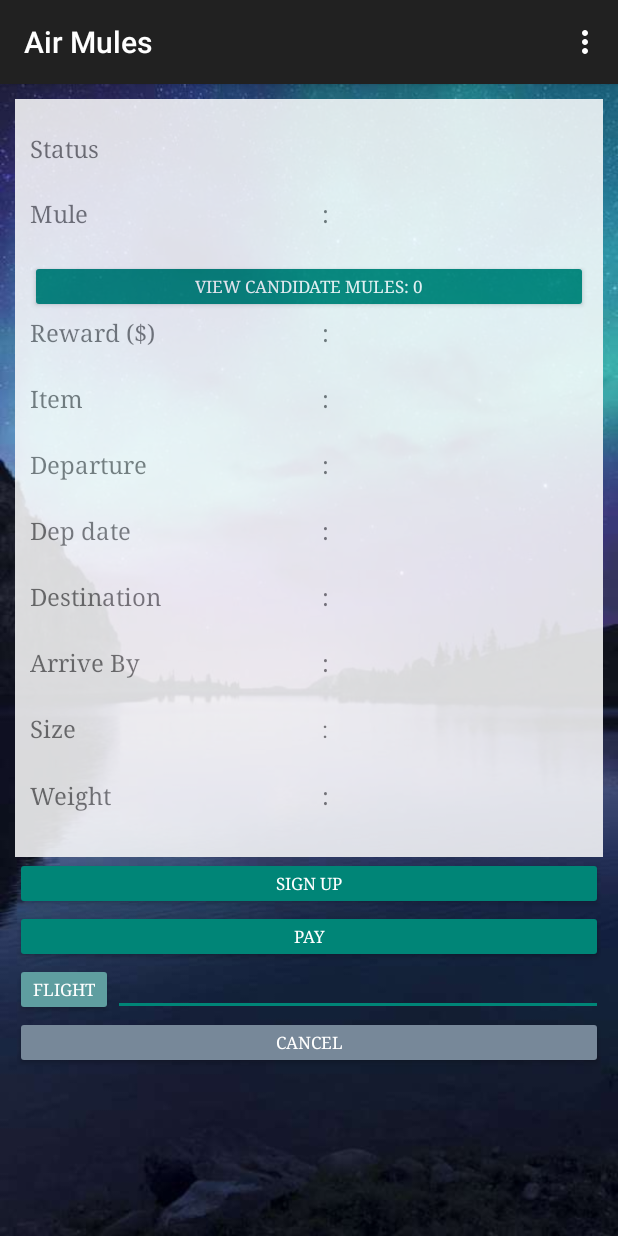
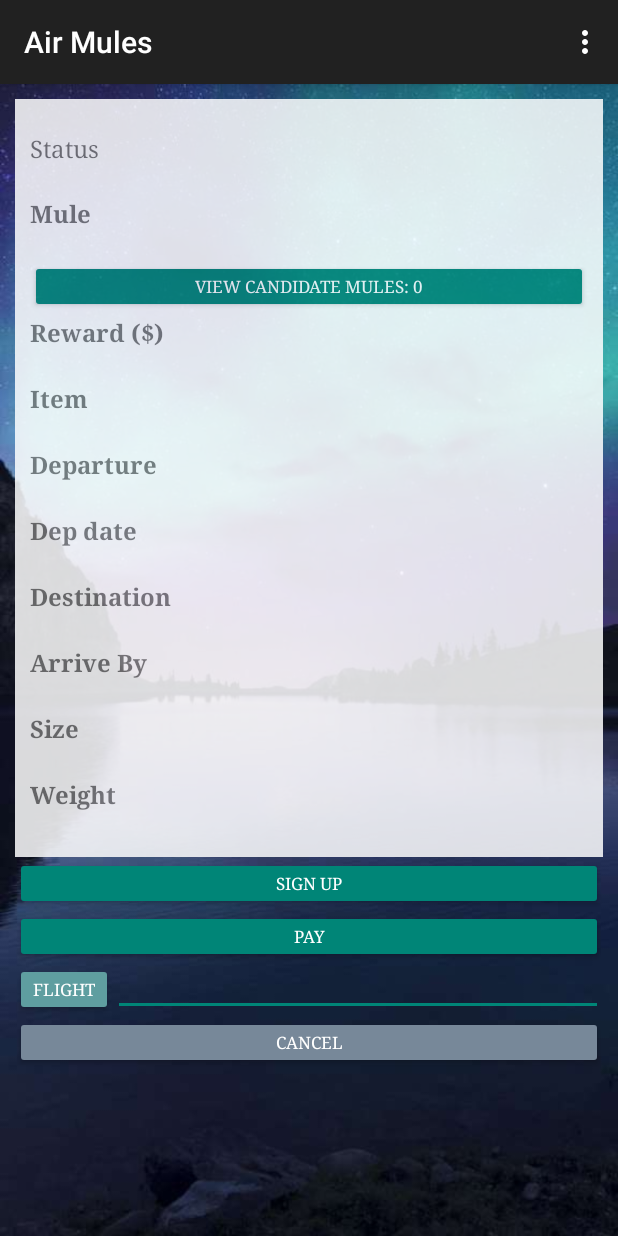
Before and after one commit to bruttozz/airmules-android-app, an Android app: the RequestDetailActivity screen opened directly, with no data from a screen before it, on a phone screen of 412 x 824 dp. Run offline under Robolectric (Android 15) with nearby library versions, the light colour scheme and no system bars; our stand-ins replace Firebase (no records; nobody signed in at launch, a user with empty details on screens opened directly); 2 statements that could not run were skipped.

Commit message:
Req detail activity: removed colons and fixed weights

```diff
--- a/app/src/main/res/layout/activity_request_detail.xml
+++ b/app/src/main/res/layout/activity_request_detail.xml
@@ -33,7 +33,7 @@
 
                 <TextView
                     android:id="@+id/txtStatus"
-                    android:layout_width="135dp"
+                    android:layout_width="wrap_content"
                     android:layout_height="wrap_content"
                     android:layout_marginTop="10dp"
                     android:fontFamily="serif"
@@ -51,25 +51,17 @@
 
                 <TextView
                     android:id="@+id/txtLabelMule"
-                    android:layout_width="wrap_content"
+                    android:layout_width="0dp"
                     android:layout_height="wrap_content"
                     android:layout_weight="1"
                     android:fontFamily="serif"
                     android:text="@string/mule_name"
-                    android:textSize="16sp" />
-
-                <TextView
-                    android:id="@+id/txtLabelMuleColon"
-                    android:layout_width="wrap_content"
-                    android:layout_height="wrap_content"
-                    android:layout_weight="1.9"
-                    android:fontFamily="serif"
-                    android:text="@string/colon"
-                    android:textSize="16sp" />
+                    android:textSize="16sp"
+                    android:textStyle="bold"/>
 
                 <TextView
                     android:id="@+id/txtViewMule"
-                    android:layout_width="wrap_content"
+                    android:layout_width="0dp"
                     android:layout_height="wrap_content"
                     android:layout_weight="1"
                     android:fontFamily="serif"
@@ -100,26 +92,18 @@
 
                 <TextView
                     android:id="@+id/txtLabelReward"
-                    android:layout_width="wrap_content"
+                    android:layout_width="0dp"
                     android:layout_height="wrap_content"
                     android:layout_alignParentStart="true"
                     android:layout_weight="1"
                     android:fontFamily="serif"
                     android:text="@string/reqReward"
-                    android:textSize="16sp" />
-
-                <TextView
-                    android:id="@+id/txtLabelRewardColon"
-                    android:layout_width="wrap_content"
-                    android:layout_height="match_parent"
-                    android:layout_weight="1.9"
-                    android:fontFamily="serif"
-                    android:text="@string/colon"
-                    android:textSize="16sp" />
+                    android:textSize="16sp"
+                    android:textStyle="bold"/>
 
                 <TextView
                     android:id="@+id/txtViewReward"
-                    android:layout_width="wrap_content"
+                    android:layout_width="0dp"
                     android:layout_height="wrap_content"
                     android:layout_weight="1"
                     android:fontFamily="serif"
@@ -136,25 +120,17 @@
 
                 <TextView
                     android:id="@+id/txtLabelItem"
-                    android:layout_width="wrap_content"
+                    android:layout_width="0dp"
                     android:layout_height="wrap_content"
                     android:layout_weight="1"
                     android:fontFamily="serif"
                     android:text="@string/txtItem"
-                    android:textSize="16sp" />
-
-                <TextView
-                    android:id="@+id/txtLabelItemColon"
-                    android:layout_width="wrap_content"
-                    android:layout_height="wrap_content"
-                    android:layout_weight="1.9"
-                    android:fontFamily="serif"
-                    android:text="@string/colon"
-                    android:textSize="16sp" />
+                    android:textSize="16sp"
+                    android:textStyle="bold"/>
 
                 <TextView
                     android:id="@+id/textViewItem"
-                    android:layout_width="wrap_content"
+                    android:layout_width="0dp"
                     android:layout_height="wrap_content"
                     android:layout_weight="1"
                     android:fontFamily="serif"
@@ -172,26 +148,18 @@
 
                 <TextView
                     android:id="@+id/txtLabelDeparture"
-                    android:layout_width="wrap_content"
+                    android:layout_width="0dp"
                     android:layout_height="wrap_content"
                     android:layout_alignParentStart="true"
                     android:layout_weight="1"
                     android:fontFamily="serif"
                     android:text="@string/txtDeparture"
-                    android:textSize="16sp" />
-
-                <TextView
-                    android:id="@+id/txtLabelDepartureColon"
-                    android:layout_width="wrap_content"
-                    android:layout_height="wrap_content"
-                    android:layout_weight="1.9"
-                    android:fontFamily="serif"
-                    android:text="@string/colon"
-                    android:textSize="16sp" />
+                    android:textSize="16sp"
+                    android:textStyle="bold"/>
 
                 <TextView
                     android:id="@+id/txtViewDeparture"
-                    android:layout_width="wrap_content"
+                    android:layout_width="0dp"
                     android:layout_height="wrap_content"
                     android:layout_weight="1"
                     android:fontFamily="serif"
@@ -208,25 +176,17 @@
 
                 <TextView
                     android:id="@+id/txtLabelDepartureDate"
-                    android:layout_width="wrap_content"
+                    android:layout_width="0dp"
                     android:layout_height="wrap_content"
                     android:layout_weight="1"
                     android:fontFamily="serif"
                     android:text="Dep date"
-                    android:textSize="16sp" />
-
-                <TextView
-                    android:id="@+id/txtLabelDepartureDatColon"
-                    android:layout_width="wrap_content"
-                    android:layout_height="wrap_content"
-                    android:layout_weight="1.9"
-                    android:fontFamily="serif"
-                    android:text="@string/colon"
-                    android:textSize="16sp" />
+                    android:textSize="16sp"
+                    android:textStyle="bold"/>
 
                 <TextView
                     android:id="@+id/textViewDepartureDate"
-                    android:layout_width="wrap_content"
+                    android:layout_width="0dp"
                     android:layout_height="wrap_content"
                     android:layout_alignTop="@+id/txtLabelDate"
 
@@ -245,26 +205,17 @@
 
                 <TextView
                     android:id="@+id/txtLabelArrival"
-                    android:layout_width="wrap_content"
+                    android:layout_width="0dp"
                     android:layout_height="wrap_content"
                     android:layout_weight="1"
                     android:fontFamily="serif"
                     android:text="@string/destination"
-                    android:textSize="16sp" />
-
-                <TextView
-                    android:id="@+id/txtLabelArrivalColon"
-                    android:layout_width="wrap_content"
-                    android:layout_height="wrap_content"
-                    android:layout_weight="1.9"
-                    android:fontFamily="serif"
-                    android:text="@string/colon"
-
-                    android:textSize="16sp" />
+                    android:textSize="16sp"
+                    android:textStyle="bold"/>
 
                 <TextView
                     android:id="@+id/textViewArrival"
-                    android:layout_width="wrap_content"
+                    android:layout_width="0dp"
                     android:layout_height="wrap_content"
                     android:layout_weight="1"
 
@@ -283,27 +234,18 @@
 
                 <TextView
                     android:id="@+id/txtLabelArrivalDate"
-                    android:layout_width="wrap_content"
+                    android:layout_width="0dp"
                     android:layout_height="wrap_content"
                     android:layout_weight="1"
 
                     android:fontFamily="serif"
                     android:text="@string/arrival_data_no_colon"
-                    android:textSize="16sp" />
-
-                <TextView
-                    android:id="@+id/txtLabelArrivalDateColon"
-                    android:layout_width="wrap_content"
-                    android:layout_height="wrap_content"
-                    android:layout_weight="1.9"
-
-                    android:fontFamily="serif"
-                    android:text="@string/colon"
-                    android:textSize="16sp" />
+                    android:textSize="16sp"
+                    android:textStyle="bold"/>
 
                 <TextView
                     android:id="@+id/textViewArrivalDate"
-                    android:layout_width="wrap_content"
+                    android:layout_width="0dp"
                     android:layout_height="wrap_content"
                     android:layout_alignTop="@+id/txtLabelDate"
 
@@ -322,25 +264,17 @@
 
                 <TextView
                     android:id="@+id/txtLabelSize"
-                    android:layout_width="wrap_content"
+                    android:layout_width="0dp"
                     android:layout_height="wrap_content"
                     android:layout_weight="1"
                     android:fontFamily="serif"
-
                     android:text="@string/txtSize"
-                    android:textSize="16sp" />
-
-                <TextView
-                    android:id="@+id/txtLabelSizeColon"
-                    android:layout_width="wrap_content"
-                    android:layout_height="wrap_content"
-                    android:layout_weight="1.9"
-                    android:text="@string/colon"
-                    android:textSize="16sp" />
+                    android:textSize="16sp"
+                    android:textStyle="bold"/>
 
                 <TextView
                     android:id="@+id/textViewSize"
-                    android:layout_width="wrap_content"
+                    android:layout_width="0dp"
                     android:layout_height="wrap_content"
                     android:layout_weight="1"
 
@@ -358,28 +292,18 @@
 
                 <TextView
                     android:id="@+id/txtLabelWeight"
-                    android:layout_width="wrap_content"
+                    android:layout_width="0dp"
                     android:layout_height="wrap_content"
                     android:layout_below="@id/txtLabelItem"
                     android:layout_weight="1"
-
                     android:fontFamily="serif"
                     android:text="@string/txtWeight"
-                    android:textSize="16sp" />
-
-                <TextView
-                    android:id="@+id/txtLabelWeightColon"
-                    android:layout_width="wrap_content"
-                    android:layout_height="wrap_content"
-                    android:layout_weight="1.9"
-                    android:fontFamily="serif"
-                    android:text="@string/colon"
-
-                    android:textSize="16sp" />
+                    android:textSize="16sp"
+                    android:textStyle="bold"/>
 
                 <TextView
                     android:id="@+id/textViewWeight"
-                    android:layout_width="wrap_content"
+                    android:layout_width="0dp"
                     android:layout_height="wrap_content"
                     android:layout_alignTop="@+id/txtLabelWeight"
                     android:layout_weight="1"
```
